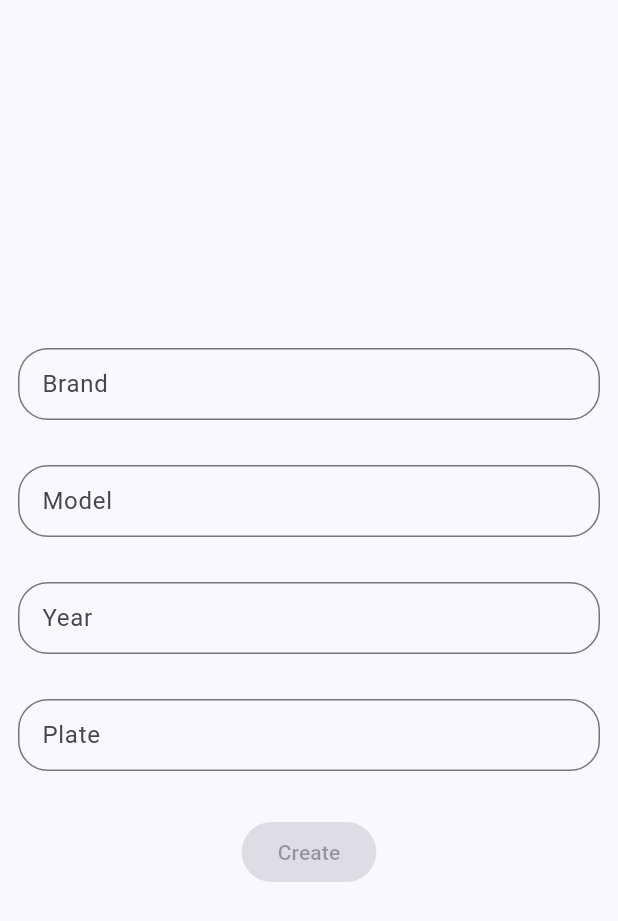
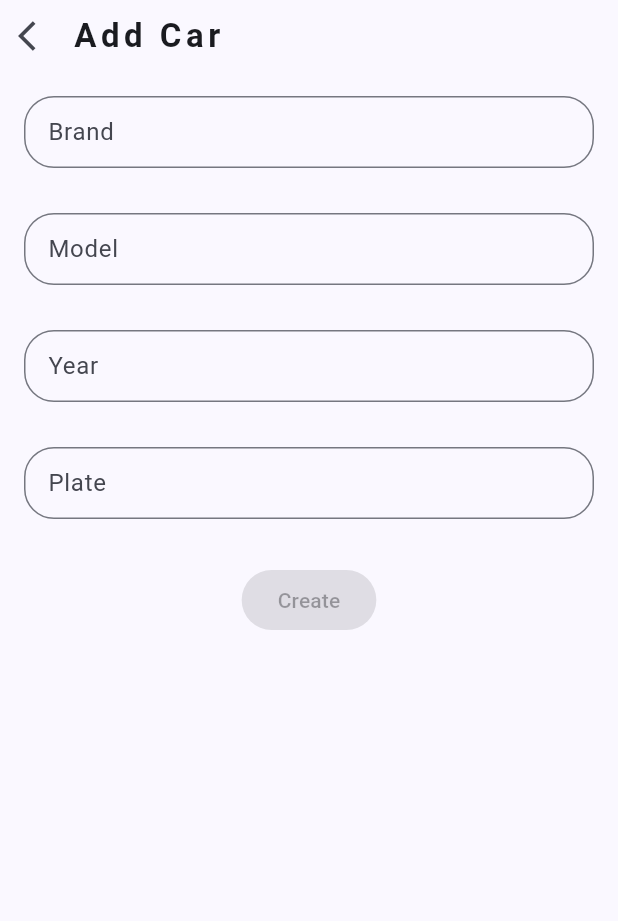
Before and after one commit to LynxLynxx/Carlog, a Flutter app: the ComplexAddCarView screen opened directly, on a phone screen of 412 x 824 dp. Shown: the top 921 px of the screen. Run offline on Flutter 3.47's test engine with Material 3 defaults, Android fonts, the phone set to English and light mode, and no system bars; our stand-ins replace auto_size_text, bloc, cloud_firestore, connectivity_plus, dartz, dots_indicator and 13 more; missing offline and left inert: animated_snack_bar, star_menu; accounts and stored records are empty; generated files the repository leaves out were written again; Roboto replaces fonts that are missing (Poppins).

Commit message:
add car feature

```diff
--- a/lib/core/constants/snackbars.dart
+++ b/lib/core/constants/snackbars.dart
@@ -9,7 +9,7 @@ class SnackbarsK extends Constants {
         type: AnimatedSnackBarType.info,
         duration: DurationsK.d3000,
         mobilePositionSettings: const MobilePositionSettings(
-          topOnAppearance: 50,
+          topOnAppearance: 75,
         ),
         mobileSnackBarPosition: MobileSnackBarPosition.top,
       );
@@ -20,7 +20,7 @@ class SnackbarsK extends Constants {
         type: AnimatedSnackBarType.warning,
         duration: DurationsK.d3000,
         mobilePositionSettings: const MobilePositionSettings(
-          topOnAppearance: 50,
+          topOnAppearance: 75,
         ),
         mobileSnackBarPosition: MobileSnackBarPosition.top,
       );
@@ -31,7 +31,7 @@ class SnackbarsK extends Constants {
         type: AnimatedSnackBarType.success,
         duration: DurationsK.d3000,
         mobilePositionSettings: const MobilePositionSettings(
-          topOnAppearance: 50,
+          topOnAppearance: 75,
         ),
         mobileSnackBarPosition: MobileSnackBarPosition.top,
       );
--- a/lib/features/dashboard_features/cars/domain/entities/brand_entity_validator.dart
+++ b/lib/features/dashboard_features/cars/domain/entities/brand_entity_validator.dart
@@ -2,8 +2,8 @@ import 'package:carlog/generated/l10n.dart';
 import 'package:formz/formz.dart';
 
 class BrandEntityValidator extends FormzInput<String, String> {
-  const BrandEntityValidator.pure() : super.pure('');
-  const BrandEntityValidator.dirty([super.value = '']) : super.dirty();
+  const BrandEntityValidator.pure([super.value = '']) : super.pure();
+  const BrandEntityValidator.dirty({String value = ''}) : super.dirty(value);
 
   @override
   String? validator(String value) {
--- a/lib/features/dashboard_features/cars/domain/entities/model_entity_validator.dart
+++ b/lib/features/dashboard_features/cars/domain/entities/model_entity_validator.dart
@@ -2,8 +2,8 @@ import 'package:carlog/generated/l10n.dart';
 import 'package:formz/formz.dart';
 
 class ModelEntityValidator extends FormzInput<String, String> {
-  const ModelEntityValidator.pure() : super.pure('');
-  const ModelEntityValidator.dirty([super.value = '']) : super.dirty();
+  const ModelEntityValidator.pure([super.value = '']) : super.pure();
+  const ModelEntityValidator.dirty({String value = ''}) : super.dirty(value);
 
   @override
   String? validator(String value) {
--- a/lib/features/dashboard_features/cars/domain/entities/plate_entity_validator.dart
+++ b/lib/features/dashboard_features/cars/domain/entities/plate_entity_validator.dart
@@ -2,8 +2,8 @@ import 'package:carlog/generated/l10n.dart';
 import 'package:formz/formz.dart';
 
 class PlateEntityValidator extends FormzInput<String, String> {
-  const PlateEntityValidator.pure() : super.pure('');
-  const PlateEntityValidator.dirty([super.value = '']) : super.dirty();
+  const PlateEntityValidator.pure([super.value = '']) : super.pure();
+  const PlateEntityValidator.dirty({String value = ''}) : super.dirty(value);
 
   @override
   String? validator(String value) {
--- a/lib/features/dashboard_features/cars/domain/entities/year_entity_validator.dart
+++ b/lib/features/dashboard_features/cars/domain/entities/year_entity_validator.dart
@@ -2,8 +2,8 @@ import 'package:carlog/generated/l10n.dart';
 import 'package:formz/formz.dart';
 
 class YearEntityValidator extends FormzInput<String, String> {
-  const YearEntityValidator.pure() : super.pure('');
-  const YearEntityValidator.dirty([super.value = '']) : super.dirty();
+  const YearEntityValidator.pure([super.value = '']) : super.pure();
+  const YearEntityValidator.dirty({String value = ''}) : super.dirty(value);
 
   @override
   String? validator(String value) {
--- a/lib/features/dashboard_features/cars/presentation/bloc/add_car/add_car_state.dart
+++ b/lib/features/dashboard_features/cars/presentation/bloc/add_car/add_car_state.dart
@@ -5,14 +5,10 @@ class AddCarState with _$AddCarState {
   const factory AddCarState([
     @Default(FormzSubmissionStatus.initial) FormzSubmissionStatus status,
     @Default(BrandEntityValidator.pure()) BrandEntityValidator brandEntity,
-    @Default('') String brandErrorMessage,
     @Default(ModelEntityValidator.pure()) ModelEntityValidator modelEntity,
-    @Default('') String modelErrorMessage,
     @Default(YearEntityValidator.pure()) YearEntityValidator yearEntity,
-    @Default('') String yearErrorMessage,
     @Default(PlateEntityValidator.pure()) PlateEntityValidator plateEntity,
-    @Default('') String plateErrorMessage,
-    @Default('') String message,
+    String? message,
     @Default(false) bool buttonEnable,
   ]) = _AddCarState;
 }
--- a/lib/features/dashboard_features/cars/presentation/pages/add_car_page.dart
+++ b/lib/features/dashboard_features/cars/presentation/pages/add_car_page.dart
@@ -4,6 +4,7 @@ import 'package:carlog/core/constants/paddings.dart';
 import 'package:carlog/core/theme/styles/text_styles.dart';
 import 'package:carlog/features/dashboard_features/cars/presentation/bloc/basic_add_car/basic_add_car_bloc.dart';
 import 'package:carlog/features/dashboard_features/cars/domain/entities/car_entity.dart';
+import 'package:carlog/generated/l10n.dart';
 import 'package:flutter/material.dart';
 import 'package:flutter_bloc/flutter_bloc.dart';
 import 'package:go_router/go_router.dart';
@@ -45,8 +46,8 @@ class _CarsViewState extends State<AddCarView> {
                   IconButton(
                       onPressed: () => context.pop(),
                       icon: const Icon(Icons.arrow_back_ios)),
-                  const Text(
-                    "Add car",
+                  Text(
+                    S.of(context).addCar,
                     style: text22W700LS3,
                   ),
                 ],
--- a/lib/features/dashboard_features/cars/presentation/pages/complex_add_car_page.dart
+++ b/lib/features/dashboard_features/cars/presentation/pages/complex_add_car_page.dart
@@ -1,8 +1,12 @@
+import 'package:carlog/core/constants/paddings.dart';
 import 'package:carlog/core/di/injectable_config.dart';
+import 'package:carlog/core/theme/styles/text_styles.dart';
 import 'package:carlog/features/dashboard_features/cars/presentation/bloc/add_car/add_car_bloc.dart';
 import 'package:carlog/features/dashboard_features/cars/presentation/widgets/complex_add_car_form_widget.dart';
+import 'package:carlog/generated/l10n.dart';
 import 'package:flutter/material.dart';
 import 'package:flutter_bloc/flutter_bloc.dart';
+import 'package:go_router/go_router.dart';
 
 class ComplexAddCarPage extends StatelessWidget {
   const ComplexAddCarPage({super.key});
@@ -21,10 +25,27 @@ class ComplexAddCarView extends StatelessWidget {
 
   @override
   Widget build(BuildContext context) {
-    return const Scaffold(
-      body: Padding(
-        padding: EdgeInsets.all(12.0),
-        child: ComplexAddCarFormWidget(),
+    return Scaffold(
+      body: SafeArea(
+        child: Column(
+          children: [
+            Row(
+              children: [
+                IconButton(
+                    onPressed: () => context.pop(),
+                    icon: const Icon(Icons.arrow_back_ios)),
+                Text(
+                  S.of(context).addCar,
+                  style: text22W700LS3,
+                ),
+              ],
+            ),
+            const Padding(
+              padding: PaddingsK.all16,
+              child: ComplexAddCarFormWidget(),
+            )
+          ],
+        ),
       ),
     );
   }
--- a/lib/features/dashboard_features/cars/presentation/widgets/complex_add_car_form_widget.dart
+++ b/lib/features/dashboard_features/cars/presentation/widgets/complex_add_car_form_widget.dart
@@ -28,10 +28,10 @@ class _ComplexAddCarFormWidgetState extends State<ComplexAddCarFormWidget> {
     return BlocConsumer<AddCarBloc, AddCarState>(
       listener: (context, state) {
         if (state.status.isFailure) {
-          SnackbarsK.errorSnackbar(state.message).show(context);
+          SnackbarsK.errorSnackbar(state.message!).show(context);
         }
         if (state.status.isSuccess) {
-          SnackbarsK.successSnackbar("Success").show(context);
+          SnackbarsK.successSnackbar(state.message!).show(context);
           context.pop();
         }
       },
--- a/lib/l10n/intl_en.arb
+++ b/lib/l10n/intl_en.arb
@@ -45,5 +45,7 @@
   "carBrandValidator": "The vehicle brand name should be between 2 and 20 characters",
   "carModelValidator": "The vehicle model name should be between 2 and 30 characters",
   "carYearValidator": "The vehicle year of manufacture should be 4 characters",
-  "carPlateValidator": "The vehicle plate should be between 1 and 15 characters"
+  "carPlateValidator": "The vehicle plate should be between 1 and 15 characters",
+  "successfullyAddedTheVehicle": "Successfully added the vehicle",
+  "addCar": "Add Car"
 }
```
Also changed, not shown: lib/features/dashboard_features/cars/presentation/bloc/add_car/add_car_bloc.dart (+26 -35 lines), lib/generated/intl/messages_en.dart, lib/generated/l10n.dart.
